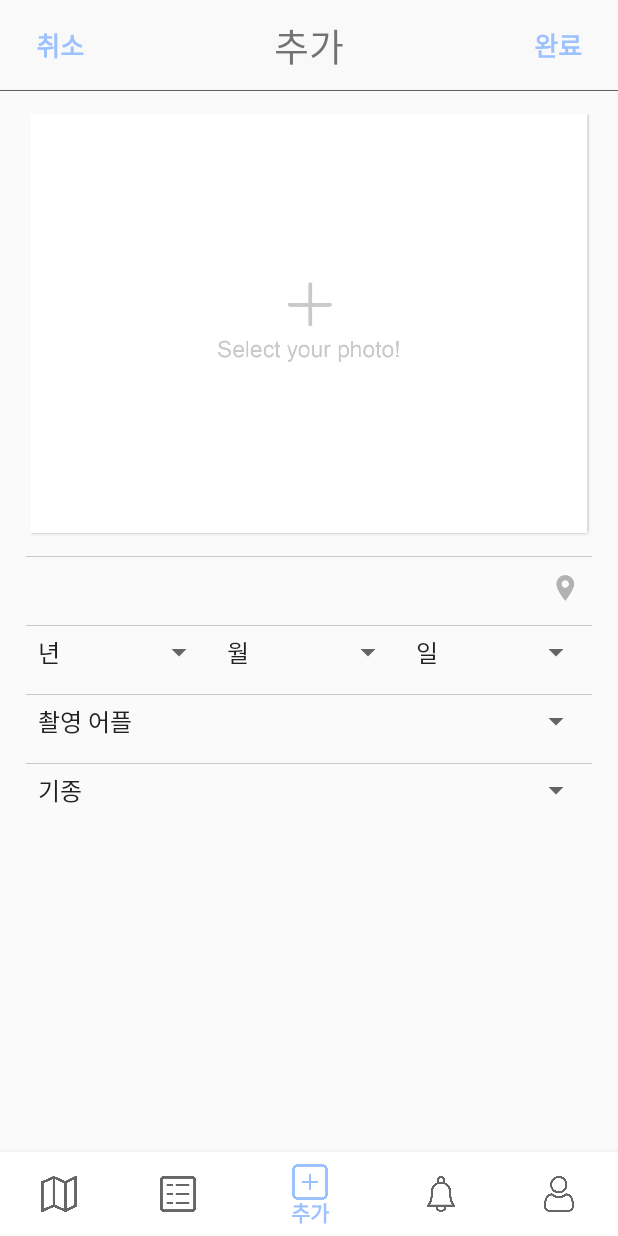
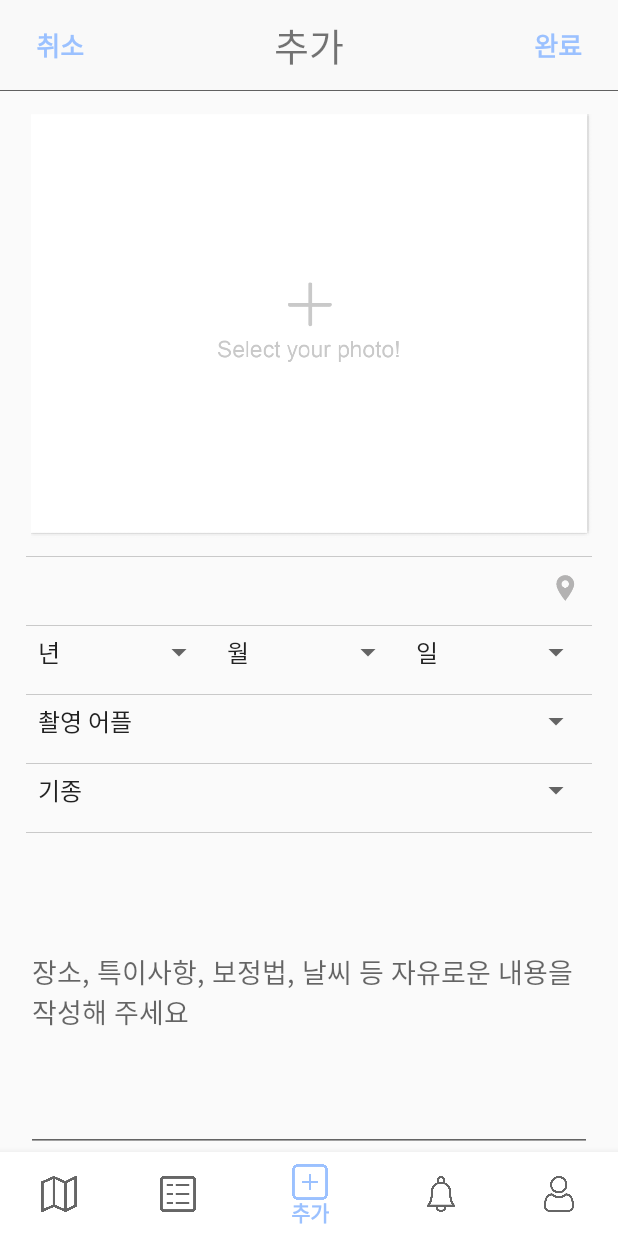
Before and after one commit to jjanggyu/W_HERE, an Android app: the screen it shows after launch (MainActivity), item 3 of the bottom bar chosen, on a phone screen of 412 x 824 dp. Run offline under Robolectric (Android 15) with nearby library versions, the phone set to English and light mode, and no system bars; our stand-ins replace navigation-ui.

Commit message:
갤러리부분수정하는중이었음

```diff
--- a/app/src/main/java/com/cau/where/navigation/AddFragment.java
+++ b/app/src/main/java/com/cau/where/navigation/AddFragment.java
@@ -1,21 +1,63 @@
 package com.cau.where.navigation;
 
+import android.app.Activity;
+import android.content.ContentResolver;
+import android.content.Intent;
+import android.graphics.Bitmap;
 import android.os.Bundle;
+import android.provider.MediaStore;
 import android.view.LayoutInflater;
 import android.view.View;
 import android.view.ViewGroup;
+import android.widget.Button;
+import android.widget.ImageView;
+import android.widget.Toast;
+import androidx.appcompat.app.AppCompatActivity;
+
 
 import androidx.annotation.NonNull;
 import androidx.annotation.Nullable;
 import androidx.fragment.app.Fragment;
+import androidx.fragment.app.FragmentPagerAdapter;
+import androidx.viewpager.widget.PagerAdapter;
+import androidx.viewpager2.adapter.FragmentStateAdapter;
 
 import com.cau.where.R;
 
+import java.io.FileNotFoundException;
+import java.io.IOException;
+
 public class AddFragment extends Fragment {
+    final int REQ_CODE_SELECT_IMAGE =100;
     @Nullable
     @Override
     public View onCreateView(@NonNull LayoutInflater inflater, @Nullable ViewGroup container, @Nullable Bundle savedInstanceState) {
         View view = inflater.inflate(R.layout.fragment_add,container,false);
+        ImageView imageView = (ImageView)view.findViewById(R.id.add_photo);
+        imageView.setOnClickListener(new View.OnClickListener() {
+            @Override
+            public void onClick(View v) {
+                Intent intent = new Intent(Intent.ACTION_PICK);
+                intent.setType(android.provider.MediaStore.Images.Media.CONTENT_TYPE);
+                intent.setData(android.provider.MediaStore.Images.Media.EXTERNAL_CONTENT_URI);
+                startActivityForResult(intent,REQ_CODE_SELECT_IMAGE);
+            }
+        });
         return view;
     }
+//    private  void setupViewPager(){
+//        PagerAdapter adapter = new PagerAdapter(getChildFragmentManager()) {
+//            @Override
+//            public int getCount() {
+//                return 0;
+//            }
+//
+//            @Override
+//            public boolean isViewFromObject(@NonNull View view, @NonNull Object object) {
+//                return false;
+//            }
+//        };
+//    }
+
+
 }
--- a/app/src/main/res/layout/activity_main.xml
+++ b/app/src/main/res/layout/activity_main.xml
@@ -6,13 +6,11 @@
     android:layout_height="match_parent"
     tools:context=".MainActivity">
 
-
     <FrameLayout
         android:id="@+id/main_content"
         android:layout_width="match_parent"
         android:layout_height="match_parent"
         android:layout_above="@id/bottom_navigation" />
-
 
     <com.google.android.material.bottomnavigation.BottomNavigationView
         android:layout_width="match_parent"
--- a/app/src/main/res/layout/fragment_add.xml
+++ b/app/src/main/res/layout/fragment_add.xml
@@ -31,7 +31,7 @@
                 android:layout_weight="1"
                 android:layout_marginTop="10dp"
                 android:layout_marginBottom="10dp"
-                android:text="추가"
+                android:text="@string/title_add"
                 android:gravity="center"
                 android:textSize="25sp" />
             <Button
@@ -145,7 +145,17 @@
             android:layout_width="match_parent"
             android:layout_height="35dp"
             android:entries="@array/phone"/>
-
+        <LinearLayout
+            android:layout_marginTop="10dp"
+            android:orientation="horizontal"
+            android:layout_width="match_parent"
+            android:layout_height="0.5dp"
+            android:background="#C9C9C9">
+        </LinearLayout>
+        <EditText
+            android:layout_width="match_parent"
+            android:layout_height="match_parent"
+            android:hint="장소, 특이사항, 보정법, 날씨 등 자유로운 내용을 작성해 주세요"/>
 
 
 
--- a/app/src/main/res/layout/fragment_board.xml
+++ b/app/src/main/res/layout/fragment_board.xml
@@ -22,7 +22,7 @@
                 android:layout_weight="1"
                 android:layout_marginTop="10dp"
                 android:layout_marginBottom="10dp"
-                android:text="게시판"
+                android:text="@string/title_board"
                 android:gravity="center"
                 android:textSize="25sp"
                 android:layout_marginLeft="60dp"/>
--- a/app/src/main/res/layout/fragment_mypage.xml
+++ b/app/src/main/res/layout/fragment_mypage.xml
@@ -26,7 +26,7 @@
                 android:layout_marginTop="10dp"
                 android:layout_weight="1"
                 android:layout_width="wrap_content"
-                android:text="마이 페이지"
+                android:text="@string/title_mypage"
                 android:textStyle="bold"
                 android:textSize="25sp" />
 
--- a/app/src/main/res/layout/fragment_notification.xml
+++ b/app/src/main/res/layout/fragment_notification.xml
@@ -18,7 +18,7 @@
             <TextView
                 android:layout_width="match_parent"
                 android:layout_height="match_parent"
-                android:text="알림"
+                android:text="@string/title_notification"
                 android:gravity="center"
                 android:textSize="25sp"/>
         </LinearLayout>
```
Also changed, not shown: app/src/main/java/com/cau/where/navigation/upload/GalleryFragment.java (added, +25 -0 lines), app/src/main/java/com/cau/where/navigation/upload/PhotoFragment.java (added, +26 -0 lines), app/src/main/res/layout/fragment_gallery.xml (added, +51 -0 lines), app/src/main/res/layout/fragment_photo.xml (added, +15 -0 lines), app/src/main/res/values/strings.xml (+6 -2 lines), 1 other file.
